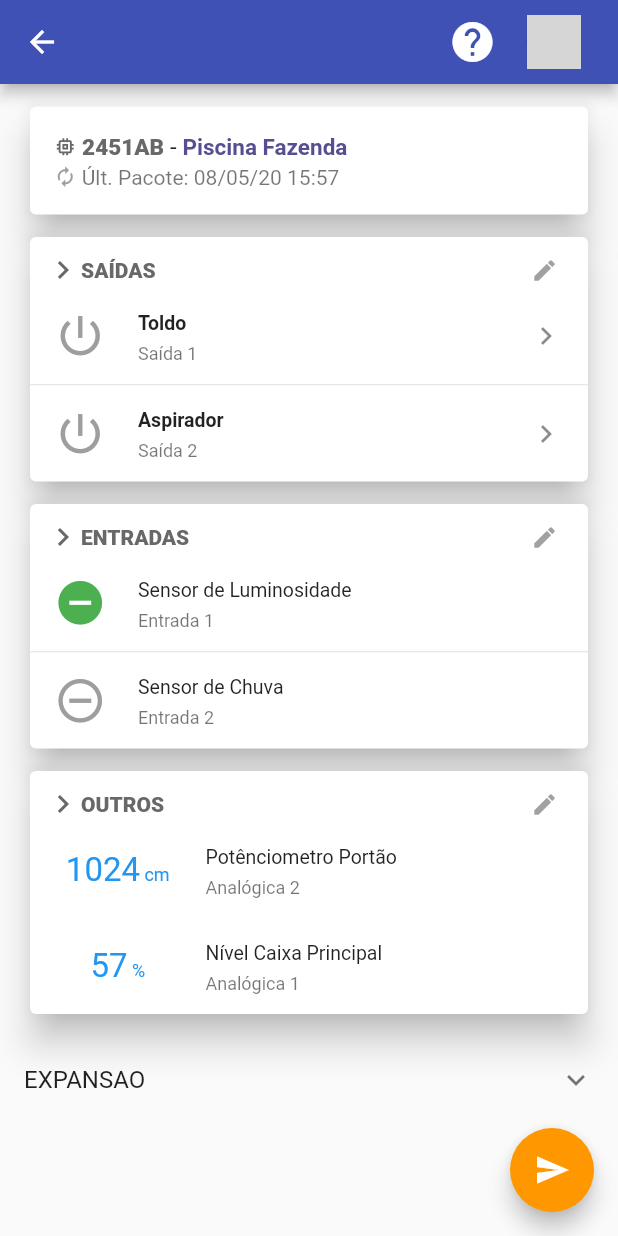
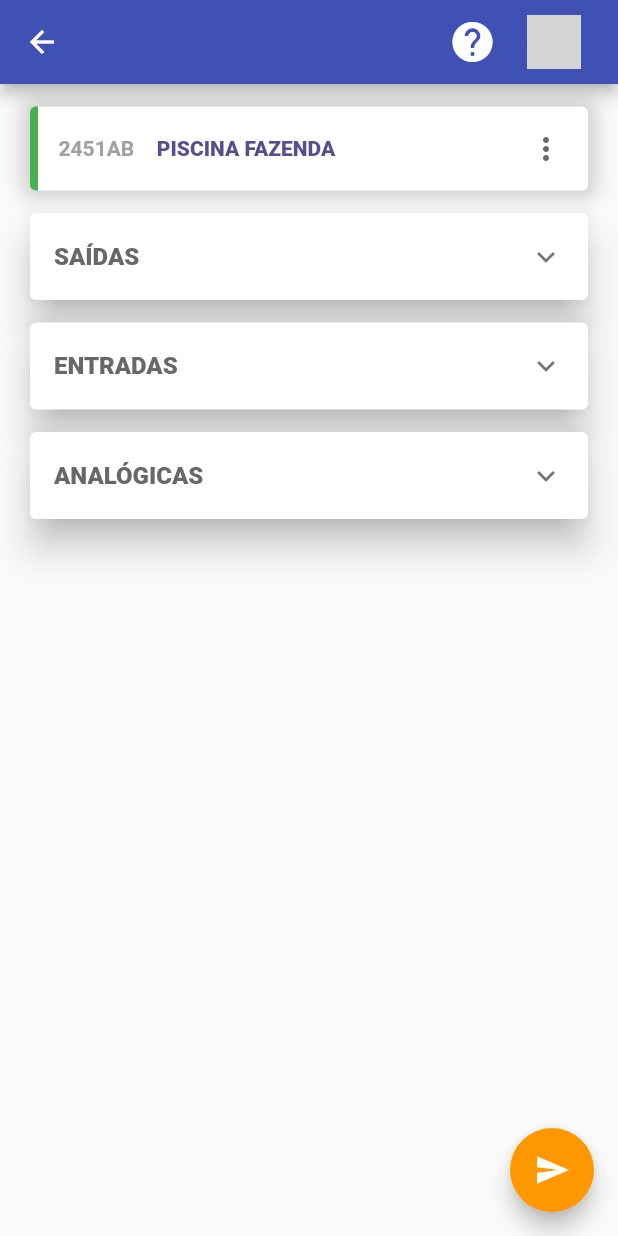
Before and after one commit to marocama/vwwifi_app, a Flutter app: the Transmitter screen opened by its route, on a phone screen of 412 x 824 dp. Run offline on Flutter 3.47's test engine with Material 2 defaults, Android fonts, the phone set to English and light mode, and no system bars; network calls fail; grey boxes are pictures that could not be loaded.

Commit message:
alteraçoes dia 03/06

```diff
--- a/lib/main.dart
+++ b/lib/main.dart
@@ -1,5 +1,8 @@
+
 import 'package:flutter/material.dart';
+import 'package:vwwifi/screens/account.dart';
 import 'package:vwwifi/screens/listTransmitters.dart';
+import 'package:vwwifi/screens/login.dart';
 import 'package:vwwifi/screens/manageTransmitter.dart';
 import 'package:vwwifi/screens/newTransmitter.dart';
 import 'package:vwwifi/screens/profile.dart';
@@ -19,6 +22,8 @@ void main() => runApp(
         "/new"         : (context) => InsertTransmitter(),
         "/send"        : (context) => SendCommand(),
         "/profile"     : (context) => Profile(),
+        "/account"     : (context) => Account(),
+        "/login"       : (context) => Login(),
     },
   )
 );
--- a/lib/screens/manageTransmitter.dart
+++ b/lib/screens/manageTransmitter.dart
@@ -8,45 +8,13 @@ class Transmitter extends StatefulWidget {
   _TransmitterState createState() => _TransmitterState();
 }
 
+enum Choice { visualizar, editar, apagar }
+
 class _TransmitterState extends State<Transmitter> {
   bool _s1 = false, _s2 = false;
 
-  Future _sendCommand() async {
-    await showDialog<String>(
-      context: context,
-      builder: (BuildContext context) {
-        return AlertDialog(
-          contentPadding: EdgeInsets.fromLTRB(10, 10, 10, 0),
-          content: TextField(
-            autofocus: true,
-            decoration: InputDecoration(
-              hintText: "{\n\t\t\"porta\": \"valor\"\n}",
-              labelText: 'Enviar Comando',
-              filled: true,
-              focusedBorder: OutlineInputBorder(
-                borderRadius: BorderRadius.all(Radius.circular(5.0)),
-                borderSide: BorderSide(color: Colors.indigo)
-              ),
-            ),
-            minLines: 3,
-            maxLines: 5,
-          ),
-          actions: <Widget>[
-            FlatButton(
-              child: Text('Enviar'),
-              onPressed: () {
-                Navigator.of(context).pop();
-              },
-            ),
-          ],
-        );
-      }
-    );
-  }
-
   Widget build(BuildContext context) {
     return Scaffold(
-
       appBar: AppBar(
         actions: <Widget>[
           Icon(Icons.help, size: 32, semanticLabel: 'Ajuda'),
@@ -66,49 +34,69 @@ class _TransmitterState extends State<Transmitter> {
           scrollDirection: Axis.vertical,
           children: <Widget>[
 
-            Card(
+            Container(
               margin: EdgeInsets.fromLTRB(20, 15, 20, 15),
-              elevation: 10,
-              child: Column(
-                mainAxisSize: MainAxisSize.min,
-                children: <Widget>[
-                  ListTile(
-                    title: Row(
-                      children: <Widget>[
-                        Icon(Icons.memory, size: 15, color: CustomColors.TextHeaderGrey),
-                        Text(' 2451AB', style: TextStyle(fontSize: 15, color: CustomColors.TextHeaderGrey, fontWeight: FontWeight.w800)),
-                        Text(' - '),
-                        Text('Piscina Fazenda', style: TextStyle(fontSize: 15, color: CustomColors.TextHeader, fontWeight: FontWeight.w600)),
-                      ],
-                    ),
-                    subtitle: Row(
-                      children: <Widget>[
-                        Icon(Icons.autorenew, size: 15, color: Colors.grey,),
-                        Text(' Últ. Pacote: 08/05/20 15:57'),
-                      ],
-                    ),
+              decoration: BoxDecoration(
+                gradient: LinearGradient(
+                  stops: [0.015, 0.015],
+                  colors: [Colors.green, Colors.white],
+                ),
+                boxShadow: [
+                  BoxShadow(
+                    color: CustomColors.GreyBorder,
+                    blurRadius: 10.0,
+                    spreadRadius: 5.0,
                   ),
                 ],
+                borderRadius: BorderRadius.all(Radius.circular(4.0)),
+              ),
+              child: Card(
+                elevation: 0,
+                color: Colors.transparent,
+                child: Row(
+                  children: <Widget>[
+                    Padding(
+                      padding: EdgeInsets.symmetric(horizontal: 15.0),
+                      child: Text('2451AB', style: TextStyle(color: CustomColors.TextSubHeaderGrey, fontWeight: FontWeight.w600)),
+                    ),
+                    Expanded(
+                      child: Text('PISCINA FAZENDA', style: TextStyle(color: CustomColors.TextHeader, fontWeight: FontWeight.w800)),
+                    ),
+                    PopupMenuButton(
+                      itemBuilder: (BuildContext context) => <PopupMenuEntry<Choice>>[
+                        const PopupMenuItem<Choice>(
+                          value: Choice.visualizar,
+                          child: Text('Visualizar'),
+                        ),
+                        const PopupMenuItem<Choice>(
+                          value: Choice.editar,
+                          child: Text('Editar'),
+                        ),
+                        const PopupMenuItem<Choice>(
+                          value: Choice.apagar,
+                          child: Text('Apagar'),
+                        ),
+                      ],
+                      tooltip: 'Opções',
+                      icon: Icon(
+                        Icons.more_vert,
+                        color: CustomColors.TextHeaderGrey,
+                      ),
+                    ),
+                  ],
+                ),
               ),
             ),
 
+
+
             Card(
+              elevation: 10,
               margin: EdgeInsets.fromLTRB(20, 0, 20, 15),
-              elevation: 10,
-              child: Column(
-                mainAxisSize: MainAxisSize.min,
+              child: ExpansionTile(
+                title: Text('SAÍDAS', style: TextStyle(fontWeight: FontWeight.w800, color: CustomColors.TextHeaderGrey)),
+                //leading: Icon(Icons.power_settings_new, color: CustomColors.TextSubHeaderGrey),
                 children: <Widget>[
-                  Padding(
-                    padding: EdgeInsets.fromLTRB(10, 10, 20, 0),
-                    child: Row(
-                      children: <Widget>[
-                        Icon(Icons.chevron_right, color: CustomColors.TextHeaderGrey),
-                        Text('SAÍDAS', style: TextStyle(fontWeight: FontWeight.w800, color: CustomColors.TextHeaderGrey)),
-                        Spacer(),
-                        Icon(Icons.edit, color: CustomColors.TextSubHeaderGrey, size: 18),
-                      ],
-                    ),
-                  ),
                   ListTile(
                     leading: Icon(Icons.power_settings_new, color: _s1 ? Colors.green : Colors.grey, size: 35),
                     title: Text('Toldo', style: TextStyle(fontWeight: FontWeight.w600)),
@@ -126,28 +114,17 @@ class _TransmitterState extends State<Transmitter> {
                     dense: true,
                     onTap: () => setState(() => _s2 = !_s2),
                   ),
-
                 ],
               ),
             ),
 
             Card(
+              elevation: 10,
               margin: EdgeInsets.fromLTRB(20, 0, 20, 15),
-              elevation: 10,
-              child: Column(
-                mainAxisSize: MainAxisSize.min,
+              child: ExpansionTile(
+                title: Text('ENTRADAS', style: TextStyle(fontWeight: FontWeight.w800, color: CustomColors.TextHeaderGrey)),
+                //leading: Icon(Icons.edit, color: CustomColors.TextSubHeaderGrey),
                 children: <Widget>[
-                  Padding(
-                    padding: EdgeInsets.fromLTRB(10, 10, 20, 0),
-                    child: Row(
-                      children: <Widget>[
-                        Icon(Icons.chevron_right, color: CustomColors.TextHeaderGrey,),
-                        Text('ENTRADAS', style: TextStyle(fontWeight: FontWeight.w800, color: CustomColors.TextHeaderGrey)),
-                        Spacer(),
-                        Icon(Icons.edit, color: CustomColors.TextSubHeaderGrey, size: 18),
-                      ],
-                    ),
-                  ),
                   ListTile(
                     leading: Icon(Icons.remove_circle, color: Colors.green, size: 35),
                     title: Text('Sensor de Luminosidade'),
@@ -165,24 +142,13 @@ class _TransmitterState extends State<Transmitter> {
               ),
             ),
 
-
             Card(
+              elevation: 10,
               margin: EdgeInsets.fromLTRB(20, 0, 20, 15),
-              elevation: 10,
-              child: Column(
-                mainAxisSize: MainAxisSize.min,
+              child: ExpansionTile(
+                title: Text('ANALÓGICAS', style: TextStyle(fontWeight: FontWeight.w800, color: CustomColors.TextHeaderGrey)),
+                //leading: Icon(Icons.edit, color: CustomColors.TextSubHeaderGrey),
                 children: <Widget>[
-                  Padding(
-                    padding: EdgeInsets.fromLTRB(10, 10, 20, 0),
-                    child: Row(
-                      children: <Widget>[
-                        Icon(Icons.chevron_right, color: CustomColors.TextHeaderGrey,),
-                        Text('OUTROS', style: TextStyle(fontWeight: FontWeight.w800, color: CustomColors.TextHeaderGrey)),
-                        Spacer(),
-                        Icon(Icons.edit, color: CustomColors.TextSubHeaderGrey, size: 18),
-                      ],
-                    ),
-                  ),
                   ListTile(
                     leading: FractionallySizedBox(
                       widthFactor: 0.25,
@@ -225,10 +191,6 @@ class _TransmitterState extends State<Transmitter> {
               ),
             ),
 
-            ExpansionTile(
-              title: Text("EXPANSAO"),
-            ),
-
             SizedBox(height: 80),
           ],
         ),
--- a/pubspec.yaml
+++ b/pubspec.yaml
@@ -24,6 +24,11 @@ dependencies:
   # The following adds the Cupertino Icons font to your application.
   # Use with the CupertinoIcons class for iOS style icons.
   cupertino_icons: ^0.1.2
+  firebase_core: ^0.4.5
+  firebase_auth: ^0.16.1
+  cloud_firestore: ^0.13.6
+  firebase_messaging: ^6.0.16
+  firebase_storage: ^3.1.6
 
 dev_dependencies:
   flutter_test:
```
Also changed, not shown: lib/screens/account.dart (added, +90 -0 lines), lib/screens/listTransmitters.dart (+7 -33 lines), lib/screens/login.dart (added, +72 -0 lines), lib/screens/profile.dart (+90 -134 lines), lib/screens/register.dart (added), pubspec.lock, 3 other files.
